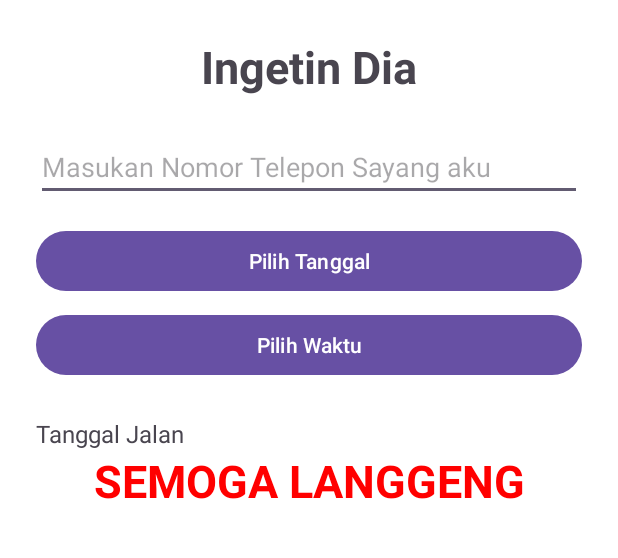
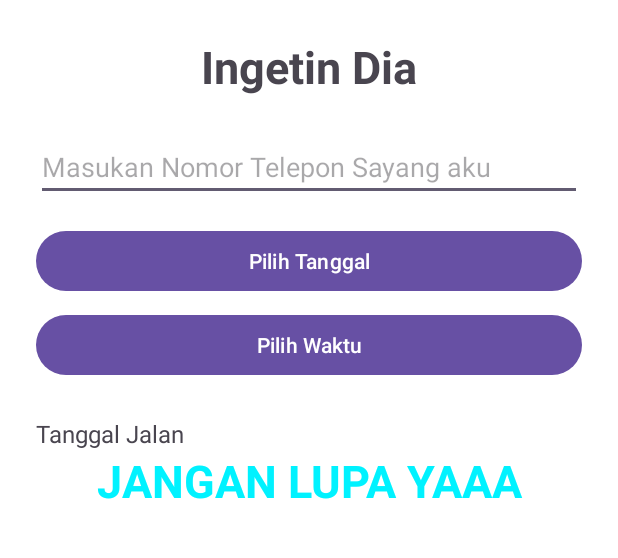
Before and after one commit to syahdanu-cyber/Pemograman-Mobile-1, an Android app: the screen it shows after launch (MainActivity), on a phone screen of 412 x 824 dp, the part 216-774 px from its top. Run offline under Robolectric (Android 15) with nearby library versions, the phone set to English and light mode, and no system bars.

Commit message:
first commit

```diff
--- a/app/src/main/res/layout/activity_main.xml
+++ b/app/src/main/res/layout/activity_main.xml
@@ -37,14 +37,14 @@
         android:inputType="phone"
         android:layout_marginBottom="16dp"/>
 
-    <!-- Button untuk pilih tanggal jadian -->
+    <!-- Button untuk pilih tanggal janjian -->
     <Button
         android:id="@+id/btnDate"
         android:layout_width="match_parent"
         android:layout_height="wrap_content"
         android:text="Pilih Tanggal"/>
 
-    <!-- Button untuk pilih waktu jadian-->
+    <!-- Button untuk pilih waktu janjian-->
     <Button
         android:id="@+id/btnTime"
         android:layout_width="match_parent"
@@ -66,8 +66,8 @@
         android:layout_height="wrap_content"
         android:layout_marginBottom="24dp"
         android:gravity="center"
-        android:text="SEMOGA LANGGENG"
-        android:textColor="#FF0000"
+        android:text="JANGAN LUPA YAAA"
+        android:textColor="#FF00F2FF"
         android:textSize="30sp"
         android:textStyle="bold" />
 
```
Also changed, not shown: app/src/main/java/com/example/project_elearning/MainActivity.kt (+28 -11 lines).
